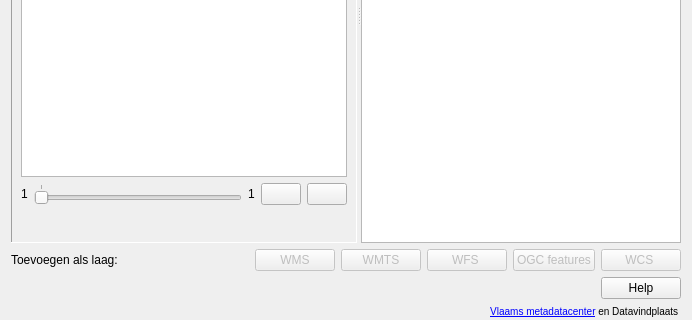
Above: ui_geopunt4QgisDataCatalog.ui from Informatievlaanderen/geopunt-plugins-qgis before the change; both pictures show x 0 to 692 and y 298 to 618 of the 692 by 618 pixel window. Below: the same form after it.
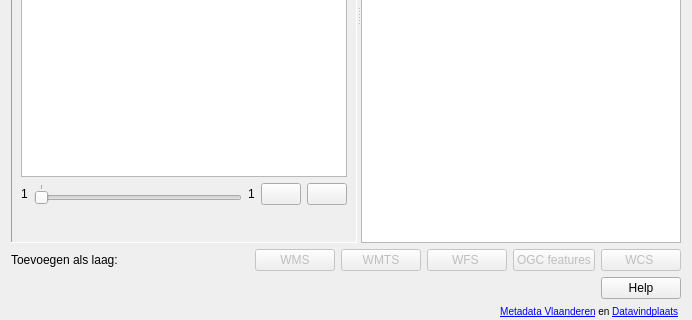
That is the form after the change. Icons and pictures are not drawn.

Diff of the .ui file:
```diff
--- a/ui_geopunt4QgisDataCatalog.ui
+++ b/ui_geopunt4QgisDataCatalog.ui
@@ -487,8 +487,8 @@
 &lt;body&gt;
 &lt;span style=&quot; font-size:small;&quot;&gt;
 &lt;a href=&quot;https://metadata.vlaanderen.be&quot;&gt;
-Vlaams metadatacenter&lt;/a&gt; en 
-&lt;a href=&quot;https://www.vlaanderen.be/datavindplaats/catalogus?domain.CONTAINS_ANY=Geografisch&amp;order_relevance=asc &quot;&gt;Datavindplaats&lt;/a&gt; 
+Metadata Vlaanderen&lt;/a&gt; en 
+&lt;a href=&quot;https://www.vlaanderen.be/datavindplaats/catalogus?dataCatalogRecordDomains.IN=Geographical&amp;order_publicationdate=desc&quot;&gt;Datavindplaats&lt;/a&gt; 
 &lt;/span&gt;
 &lt;/body&gt;&lt;/html&gt;</string>
      </property>
```
Left out of the diff: 2 changed lines with no effect on the pictures.
